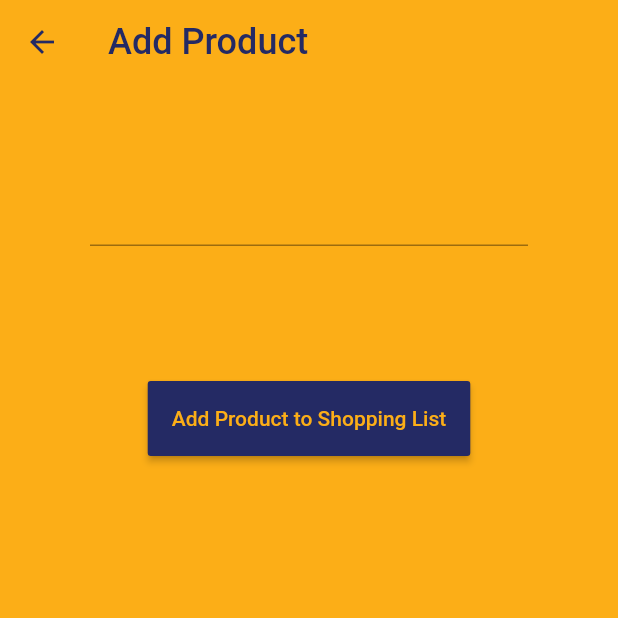
After one commit to faezeh-ashtiani/scanly-flutter, a Flutter app: the screen it shows after launch, after a tap on the "add circle outline" icon, on a phone screen of 412 x 824 dp, the top half of it. The commit adds this screen. Run offline on Flutter 3.47's test engine with Material 2 defaults, Android fonts, the phone set to English and light mode, and no system bars; our stand-ins replace flutter_dotenv, flutter_slidable, image_picker; network calls fail.

Commit message:
added add product icon

```diff
--- /dev/null
+++ b/lib/screens/addProduct/addProduct.dart
@@ -0,0 +1,118 @@
+import 'package:flutter/material.dart';
+import 'package:http/http.dart' as http;
+import 'dart:convert';
+
+// Define a custom Form widget.
+class addProduct extends StatefulWidget {
+  final Color indigoBlue;
+  final Color goldenRod;
+  final String baseUrl;
+  final String user;
+
+  addProduct({
+    this.indigoBlue,
+    this.goldenRod,
+    this.baseUrl,
+    this.user,
+  });
+
+  @override
+  _addProductState createState() => _addProductState();
+}
+
+class _addProductState extends State<addProduct> {
+  // Create a text controller and use it to retrieve the current value
+  // of the TextField.
+  final myController = TextEditingController();
+
+  @override
+  void dispose() {
+    // Clean up the controller when the widget is disposed.
+    myController.dispose();
+    super.dispose();
+  }
+
+  Future _sendProductInfo() async {
+    Map<String, dynamic> map = {
+      'product': myController.text,
+    };
+    String newJson = jsonEncode(map);
+
+    String url =
+        "${widget.baseUrl}/createShoppingListProduct?user=${widget.user}&product=${myController.text}";
+    Map<String, String> requestHeaders = {"Content-type": "application/json"};
+    final response =
+        await http.post(url, headers: requestHeaders, body: newJson);
+
+    // sample info available in response
+    int _statusCode = response.statusCode;
+    Map<String, String> headers = response.headers;
+    String responseText = response.body;
+    print(_statusCode);
+    print(responseText);
+  }
+
+  @override
+  Widget build(BuildContext context) {
+    return Scaffold(
+        backgroundColor: widget.goldenRod,
+        appBar: AppBar(
+          iconTheme: IconThemeData(
+            color: widget.indigoBlue,
+          ),
+          title: Text(
+            'Add Product',
+            style: TextStyle(
+              fontSize: 24.0,
+              color: widget.indigoBlue,
+            ),
+          ),
+          backgroundColor: widget.goldenRod,
+          elevation: 0.0,
+        ),
+        body: Column(
+          children: <Widget>[
+            Padding(
+              padding: const EdgeInsets.all(60),
+              child: TextField(
+                controller: myController,
+              ),
+            ),
+            Padding(
+              padding: const EdgeInsets.all(30),
+              child: ButtonTheme(
+                minWidth: 100.0,
+                height: 50.0,
+                child: RaisedButton(
+                  color: widget.indigoBlue,
+                  textColor: widget.goldenRod,
+                  child: Text('Add Product to Shopping List'),
+                  onPressed: _sendProductInfo,
+                ),
+              ),
+            ),
+          ],
+        )
+//      body: Padding(
+//        padding: const EdgeInsets.all(16.0),
+//        child: TextField(
+//          controller: myController,
+//        ),
+//      ),
+//      floatingActionButton: Padding(
+//        padding: EdgeInsets.all(25),
+//        child: ButtonTheme(
+//          minWidth: 100.0,
+//          height: 50.0,
+//          child: RaisedButton(
+//            color: widget.indigoBlue,
+//            textColor: widget.goldenRod,
+//            child: Text('Login'),
+//            onPressed: _sendUserInfo,
+//          ),
+//        ),
+//      ),
+
+        );
+  }
+}
--- a/lib/screens/front/frontPage.dart
+++ b/lib/screens/front/frontPage.dart
@@ -9,6 +9,7 @@ import 'package:http/http.dart' as http;
 
 import '../../screens/scan/scan.dart';
 import '../../screens/list/shoppingList.dart';
+import '../../screens/addProduct/addProduct.dart';
 import '../../screens/recommendations/recommendationsList.dart';
 import '../../screens/login/loginForm.dart';
 
@@ -22,9 +23,15 @@ class FrontPage extends StatefulWidget {
 class _FrontPageState extends State<FrontPage> {
   final _indigoBlue = Color(0xff242A64);
   final _goldenRod = Color(0xffFCAE17);
-  final _baseUrl = "http://192.168.86.34:8080";
+  final _baseUrl = "http://192.168.86.21:8080";
   List<String> _shoppingList = ["milk", "eggs", "bread", "apples", "oranges"];
-  List<String> _recommendationsList = ["milk", "eggs", "bread", "apples", "oranges"];
+  List<String> _recommendationsList = [
+    "milk",
+    "eggs",
+    "bread",
+    "apples",
+    "oranges"
+  ];
   Future<List<String>> recommendationsListFuture;
   String _user = "";
   File _image;
@@ -62,7 +69,6 @@ class _FrontPageState extends State<FrontPage> {
 
     String rawJson = await response.stream.bytesToString();
     print("this is rawJson" + rawJson);
-
 
     Map<String, dynamic> map = jsonDecode(rawJson);
 //    print("this is map" + map.toString());
@@ -108,7 +114,6 @@ class _FrontPageState extends State<FrontPage> {
     //    map["result"].map((listItem) => listItem["name"] as String).toList();
     print(localList);
     setShoppingList(localList);
-
   }
 
   Future<List<String>> _getRecommendationsList() async {
@@ -182,8 +187,7 @@ class _FrontPageState extends State<FrontPage> {
                                 baseUrl: _baseUrl,
                                 user: _user,
                                 shoppingList: _shoppingList,
-                              )
-                      ),
+                              )),
                     );
                   },
           ),
@@ -194,7 +198,7 @@ class _FrontPageState extends State<FrontPage> {
               ),
               onPressed: _user == "" || _user == "no one"
                   ? () => setUser("no one")
-                  : ()  {
+                  : () {
                       recommendationsListFuture = _getRecommendationsList();
                       Navigator.push(
                         context,
@@ -207,9 +211,9 @@ class _FrontPageState extends State<FrontPage> {
 //                                  recommendationsList: _recommendationsList,
                                   setShoppingList: setShoppingList,
                                   shoppingList: _shoppingList,
-                                  recommendationsListFuture : recommendationsListFuture,
-                            )
-                        ),
+                                  recommendationsListFuture:
+                                      recommendationsListFuture,
+                                )),
                       );
                     }),
           IconButton(
@@ -226,8 +230,25 @@ class _FrontPageState extends State<FrontPage> {
                           goldenRod: _goldenRod,
                           baseUrl: _baseUrl,
                           setUser: setUser,
-                        )
-                ),
+                        )),
+              );
+            },
+          ),
+          IconButton(
+            icon: Icon(
+              Icons.add_circle_outline,
+              color: _indigoBlue,
+            ),
+            onPressed: () {
+              Navigator.push(
+                context,
+                MaterialPageRoute(
+                    builder: (context) => addProduct(
+                          indigoBlue: _indigoBlue,
+                          goldenRod: _goldenRod,
+                          baseUrl: _baseUrl,
+                          user: _user,
+                        )),
               );
             },
           ),
@@ -237,11 +258,10 @@ class _FrontPageState extends State<FrontPage> {
         children: <Widget>[
           Center(
               child: Image.asset(
-                'assets/images/Scanly_logo_02.png',
-                width: 300,
-                height: 400,
-              )
-          ),
+            'assets/images/Scanly_logo_02.png',
+            width: 300,
+            height: 400,
+          )),
           Padding(
             padding: EdgeInsets.all(20),
             child: ButtonTheme(
@@ -263,8 +283,7 @@ class _FrontPageState extends State<FrontPage> {
                                     goldenRod: _goldenRod,
                                     user: _user,
                                     scannedListFuture: scannedListFuture,
-                                  )
-                          ),
+                                  )),
                         );
                       },
               ),
@@ -290,8 +309,7 @@ class _FrontPageState extends State<FrontPage> {
                                           goldenRod: _goldenRod,
                                           baseUrl: _baseUrl,
                                           setUser: setUser,
-                                        )
-                                ),
+                                        )),
                               );
                             },
                           ),
@@ -312,8 +330,7 @@ class _FrontPageState extends State<FrontPage> {
                                           goldenRod: _goldenRod,
                                           baseUrl: _baseUrl,
                                           setUser: setUser,
-                                        )
-                                ),
+                                        )),
                               );
                             },
                           ),
@@ -327,8 +344,7 @@ class _FrontPageState extends State<FrontPage> {
                         child: Text('Logout'),
                         onPressed: () => setUser(""),
                       ),
-                    )
-              ),
+                    )),
         ],
       ),
     );
```
Also changed, not shown: 1 other file.
